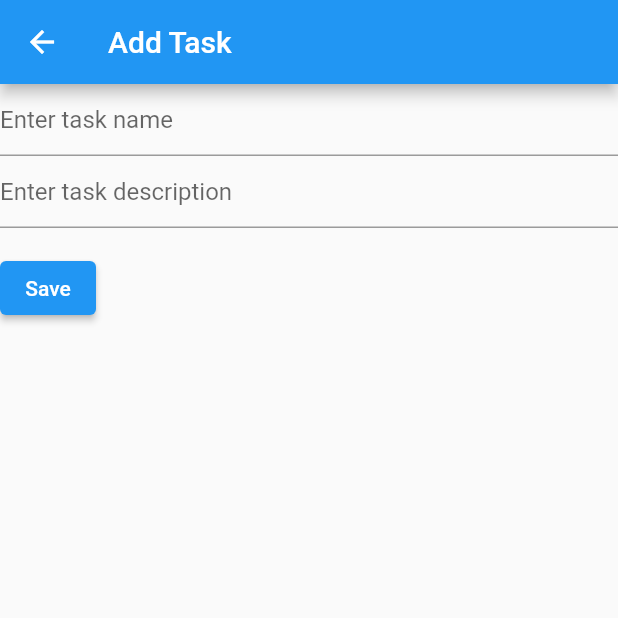
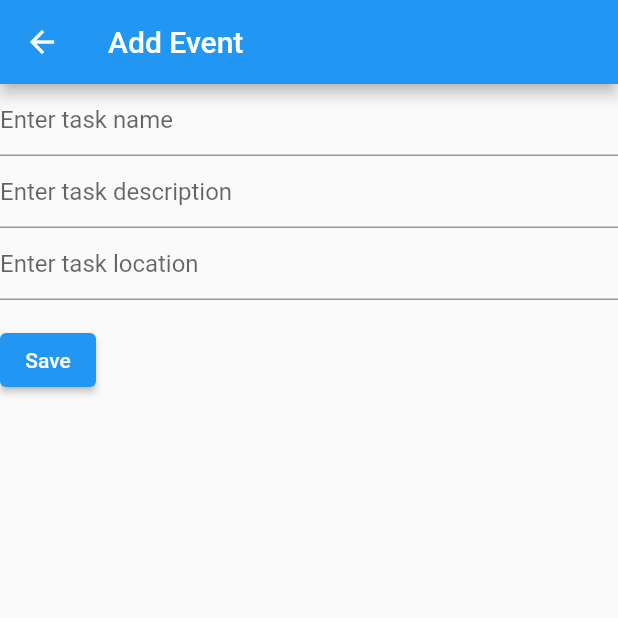
Before and after one commit to Scrumbags115/plannertarium, a Flutter app: the SingleDay screen opened directly with empty values, after a tap on "Add Task", on a phone screen of 412 x 824 dp, the top half of it. Run offline on Flutter 3.47's test engine with Material 2 defaults, Android fonts, the phone set to English and light mode, and no system bars; our stand-ins replace cloud_firestore, firebase_auth, firebase_core, get, google_sign_in; accounts and stored records are empty.

Commit message:
fixing task stuff

```diff
--- a/lib/main.dart
+++ b/lib/main.dart
@@ -15,6 +15,5 @@ void main() async {
 
   //Uncomment below line and comment out above line to see weekView + dayView UI
   runApp(const GetMaterialApp(home: loginView()));
-  //runApp(GetMaterialApp(home: weekView()));
   // runApp(const MyApp());
 }
--- a/lib/view/dayView.dart
+++ b/lib/view/dayView.dart
@@ -1,8 +1,9 @@
 import 'package:flutter/material.dart';
 import 'package:planner/common/database.dart';
 import 'package:planner/models/task.dart';
+import 'package:planner/models/event.dart';
 
-DatabaseService dayta = DatabaseService(uid: "userid1");
+DatabaseService db = DatabaseService();
 
 //The entirety of the dayView is one SingleDay
 class SingleDay extends StatefulWidget {
@@ -15,20 +16,23 @@ class SingleDay extends StatefulWidget {
 
 class SingleDayState extends State<SingleDay> {
   DateTime date;
-  List<Task>? currentTasks = [];
-  List<Task>? currentdayTasks = [];
+  List<Task> tasksDueToday = [];
+  List<Event> currentEvents = [];
+  int taskCount = 0;
   SingleDayState(this.date) {
-    getCurrentTasks() {
-      return dayta.getTaskMaps(date, date.add(const Duration(days: 1)));
+    getCurrentEvents() {
+      return db.getListOfEventsInDay(date: date);
     }
-    getCurrentTasks().then((value) => setState(() {
-          currentTasks = value.$1[date];
-          //print(currentTasks);
-          for (int i = 0; i < currentTasks!.length; i++) {
-            if (currentTasks![i].timeDue!.isAtSameMomentAs(date) &
-                currentTasks![i].timeDue!.isBefore(date.add(const Duration(days: 1)))) {
-              currentdayTasks!.add(currentTasks![i]);
-            }
+
+    getCurrentEvents().then((value) => setState(() {}));
+    getTasksDueToday() {
+      return db.getTasksDue(date, date.add(const Duration(days: 1)));
+    }
+
+    getTasksDueToday().then((value) => setState(() {
+          for (var val in value.values) {
+            taskCount = val.length;
+            tasksDueToday = val;
           }
         }));
   }
@@ -47,11 +51,13 @@ class SingleDayState extends State<SingleDay> {
                     child: Column(
                       children: [
                         const Text(
-                            style: TextStyle(fontWeight: FontWeight.bold, fontSize: 18),"Tasks for today!"),
+                            style: TextStyle(
+                                fontWeight: FontWeight.bold, fontSize: 18),
+                            "Tasks for today!"),
                         Expanded(
                           child: ListView(
                               scrollDirection: Axis.horizontal,
-                              children: List.generate(currentTasks!.length, (index) {
+                              children: List.generate(taskCount, (index) {
                                 return Row(
                                   children: [
                                     SizedBox(
@@ -66,7 +72,16 @@ class SingleDayState extends State<SingleDay> {
                                                   context,
                                                   MaterialPageRoute(
                                                       builder: (context) =>
-                                                          singleTask(currentTasks![index].name, currentTasks![index].description)),
+                                                          taskDetails(
+                                                              tasksDueToday[
+                                                                      index]
+                                                                  .name,
+                                                              tasksDueToday[
+                                                                      index]
+                                                                  .description,
+                                                              tasksDueToday[
+                                                                      index]
+                                                                  .location)),
                                                 );
                                               },
                                               child: Padding(
@@ -77,8 +92,7 @@ class SingleDayState extends State<SingleDay> {
                                                         fontWeight:
                                                             FontWeight.bold,
                                                         fontSize: 15),
-                                                    currentdayTasks![index]
-                                                        .name),
+                                                    tasksDueToday[index].name),
                                               ),
                                             ))),
                                   ],
@@ -208,12 +222,14 @@ class AddTask extends StatelessWidget {
 
   final GlobalKey<FormState> _formKey = GlobalKey<FormState>();
   final TextEditingController taskNameController = TextEditingController();
-  final TextEditingController taskDescriptionController = TextEditingController();
+  final TextEditingController taskDescriptionController =
+      TextEditingController();
+  final TextEditingController taskLocationController = TextEditingController();
 
   @override
   Widget build(BuildContext context) {
     return Scaffold(
-      appBar: AppBar(title: const Text('Add Task')),
+      appBar: AppBar(title: const Text('Add Event')),
       body: Form(
         key: _formKey,
         child: Column(
@@ -243,15 +259,26 @@ class AddTask extends StatelessWidget {
                 taskDescriptionController.text = value!;
               },
             ),
+            TextFormField(
+              decoration: const InputDecoration(
+                hintText: 'Enter task location',
+              ),
+              controller: taskLocationController,
+              onSaved: (value) {
+                taskLocationController.text = value!;
+              },
+            ),
             Padding(
               padding: const EdgeInsets.symmetric(vertical: 16.0),
               child: ElevatedButton(
                 onPressed: () {
                   if (_formKey.currentState!.validate()) {
-                    dayta.setTask(Task(
+                    db.setTask(Task(
                         name: taskNameController.text,
                         description: taskDescriptionController.text,
+                        location: taskLocationController.text,
                         timeDue: date));
+                    db.addUniqueEvent(Event());
                     Navigator.pop(context);
                   }
                 },
@@ -265,14 +292,26 @@ class AddTask extends StatelessWidget {
   }
 }
 
-class singleTask extends StatelessWidget {
-  String name;
-  String description;
-  singleTask(this.name, this.description, {super.key});
+class taskDetails extends StatelessWidget {
+  final String name;
+  final String description;
+  final String location;
+  taskDetails(this.name, this.description, this.location, {super.key});
   @override
   Widget build(BuildContext context) {
     return Scaffold(
         appBar: AppBar(title: Text(name)),
-        body: Card(child: Text(description)));
+        body: Column(
+          children: [
+            Padding(
+              padding: const EdgeInsets.all(8.0),
+              child: Text("Description: " + description),
+            ),
+            Padding(
+              padding: const EdgeInsets.all(8.0),
+              child: Text("Location: " + location),
+            ),
+          ],
+        ));
   }
 }
```
